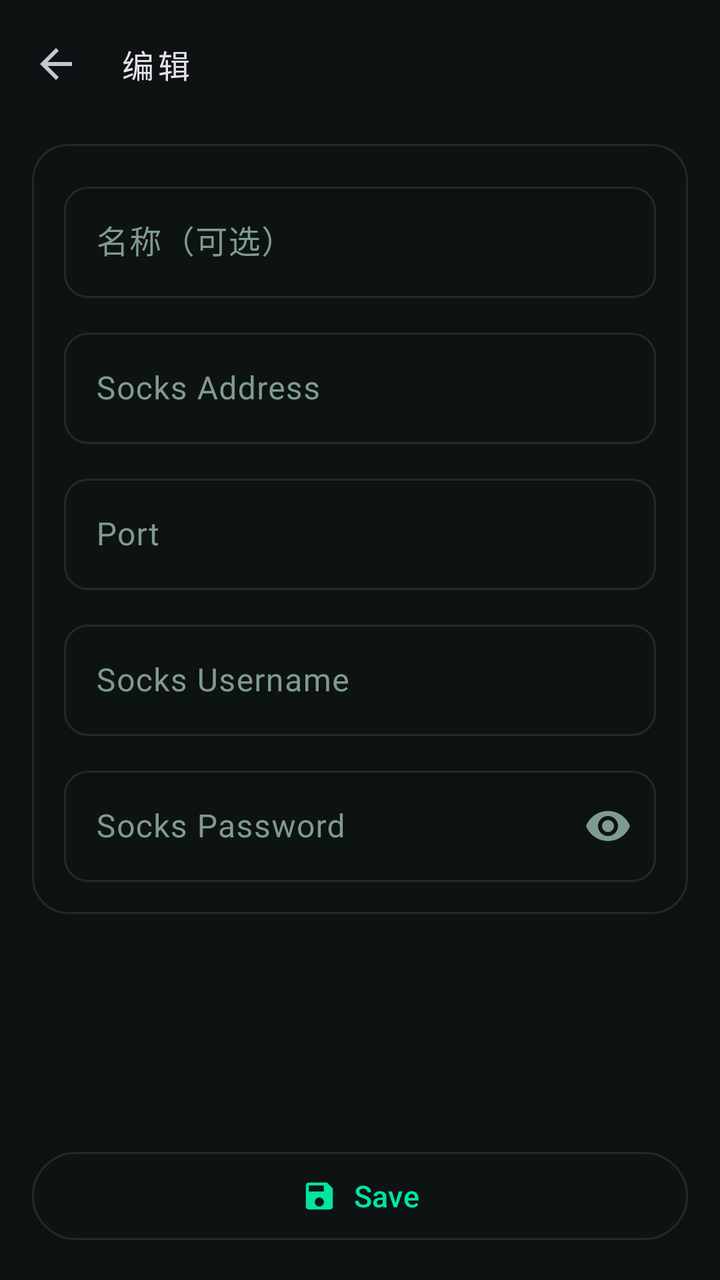
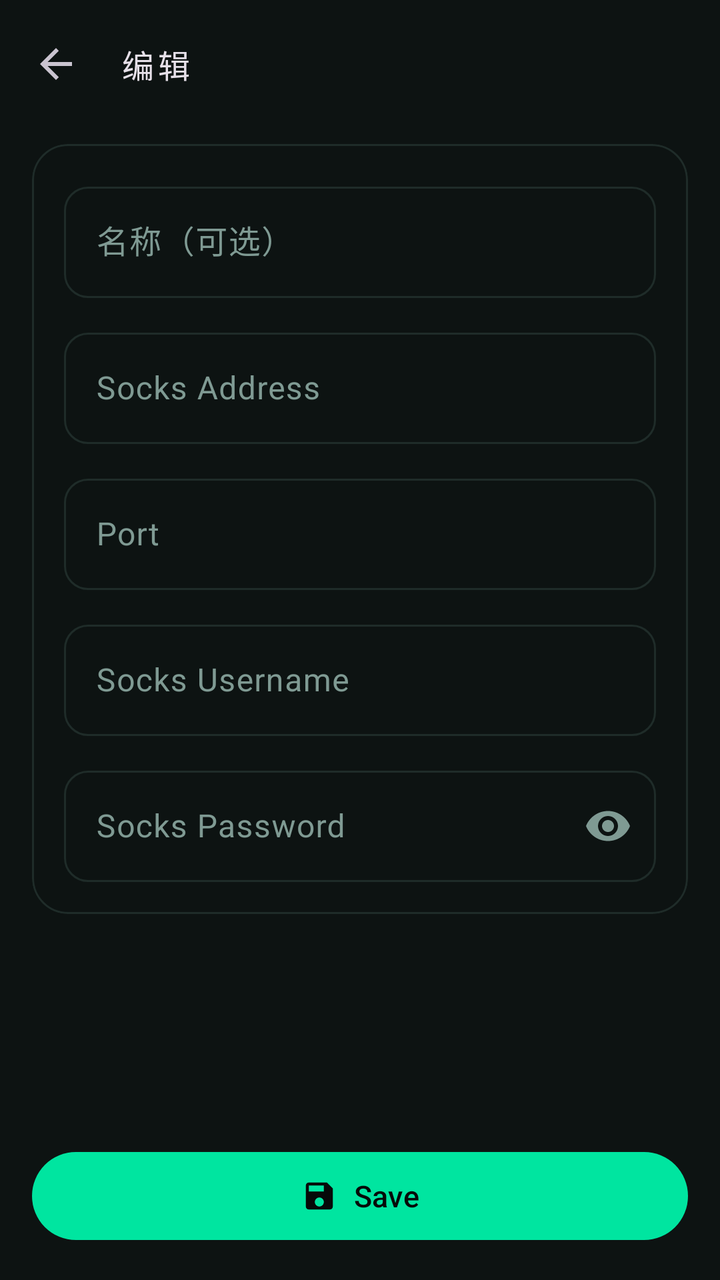

Compare the two renders of this Android layout. The source of the first and the diff that turns it into the second are given below.
<!-- AndroidManifest.xml: application theme Theme.TunVPN -->
<!-- res/layout/activity_server_edit.xml -->
<?xml version="1.0" encoding="utf-8"?>
<LinearLayout xmlns:android="http://schemas.android.com/apk/res/android"
	xmlns:app="http://schemas.android.com/apk/res-auto"
	android:orientation="vertical"
	android:layout_width="match_parent"
	android:layout_height="match_parent"
	android:background="?attr/colorSurface">
	<com.google.android.material.appbar.MaterialToolbar
		android:id="@+id/toolbar"
		android:layout_width="match_parent"
		android:layout_height="?attr/actionBarSize"
		app:navigationIcon="?attr/homeAsUpIndicator"
		app:title="@string/server_edit"
		app:titleTextAppearance="@style/TextAppearance.TunVPN.Toolbar"/>
	<ScrollView
		android:layout_width="match_parent"
		android:layout_height="0dp"
		android:layout_weight="1"
		android:clipToPadding="false"
		android:fillViewport="true">
		<LinearLayout
			android:orientation="vertical"
			android:layout_width="match_parent"
			android:layout_height="wrap_content"
			android:paddingLeft="16dp"
			android:paddingRight="16dp"
			android:paddingTop="8dp"
			android:paddingBottom="24dp">
			<com.google.android.material.card.MaterialCardView
				style="@style/Widget.TunVPN.Card"
				android:layout_width="match_parent"
				android:layout_height="wrap_content">
				<LinearLayout
					android:orientation="vertical"
					android:layout_width="match_parent"
					android:layout_height="wrap_content"
					android:padding="16dp">
					<com.google.android.material.textfield.TextInputLayout
						style="@style/Widget.TunVPN.TextInputLayout"
						android:layout_width="match_parent"
						android:layout_height="wrap_content"
						android:hint="@string/server_name">
						<com.google.android.material.textfield.TextInputEditText
							android:id="@+id/server_name"
							android:layout_width="match_parent"
							android:layout_height="wrap_content"
							android:inputType="text"
							android:maxLines="1"/>
					</com.google.android.material.textfield.TextInputLayout>
					<com.google.android.material.textfield.TextInputLayout
						style="@style/Widget.TunVPN.TextInputLayout"
						android:layout_width="match_parent"
						android:layout_height="wrap_content"
						android:layout_marginTop="12dp"
						android:hint="@string/socks_addr">
						<com.google.android.material.textfield.TextInputEditText
							android:id="@+id/server_addr"
							android:layout_width="match_parent"
							android:layout_height="wrap_content"
							android:inputType="text"
							android:maxLines="1"/>
					</com.google.android.material.textfield.TextInputLayout>
					<com.google.android.material.textfield.TextInputLayout
						style="@style/Widget.TunVPN.TextInputLayout"
						android:layout_width="match_parent"
						android:layout_height="wrap_content"
						android:layout_marginTop="12dp"
						android:hint="@string/port">
						<com.google.android.material.textfield.TextInputEditText
							android:id="@+id/server_port"
							android:layout_width="match_parent"
							android:layout_height="wrap_content"
							android:inputType="number"
							android:maxLines="1"/>
					</com.google.android.material.textfield.TextInputLayout>
					<com.google.android.material.textfield.TextInputLayout
						style="@style/Widget.TunVPN.TextInputLayout"
						android:layout_width="match_parent"
						android:layout_height="wrap_content"
						android:layout_marginTop="12dp"
						android:hint="@string/socks_user">
						<com.google.android.material.textfield.TextInputEditText
							android:id="@+id/server_user"
							android:layout_width="match_parent"
							android:layout_height="wrap_content"
							android:inputType="text"
							android:maxLines="1"/>
					</com.google.android.material.textfield.TextInputLayout>
					<com.google.android.material.textfield.TextInputLayout
						style="@style/Widget.TunVPN.TextInputLayout"
						android:layout_width="match_parent"
						android:layout_height="wrap_content"
						android:layout_marginTop="12dp"
						android:hint="@string/socks_pass"
						app:endIconMode="password_toggle">
						<com.google.android.material.textfield.TextInputEditText
							android:id="@+id/server_pass"
							android:layout_width="match_parent"
							android:layout_height="wrap_content"
							android:inputType="textPassword"
							android:maxLines="1"/>
					</com.google.android.material.textfield.TextInputLayout>
				</LinearLayout>
			</com.google.android.material.card.MaterialCardView>
			</LinearLayout>
	</ScrollView>
	<com.google.android.material.button.MaterialButton
		android:id="@+id/save"
		style="?attr/materialButtonOutlinedStyle"
		android:layout_width="match_parent"
		android:layout_height="wrap_content"
		android:layout_margin="16dp"
		android:minHeight="52dp"
		android:text="@string/save"
		android:textSize="15sp"
		app:cornerRadius="26dp"
		app:icon="@drawable/ic_save"
		app:iconGravity="textStart"
		app:iconPadding="8dp"/>
</LinearLayout>
<!-- resources referenced by this layout -->
<resources>
  <!-- drawable ic_save (drawable) -->
  <?xml version="1.0" encoding="utf-8"?>
  <vector xmlns:android="http://schemas.android.com/apk/res/android"
  	android:width="24dp"
  	android:height="24dp"
  	android:viewportWidth="24"
  	android:viewportHeight="24">
  	<path
  		android:fillColor="?attr/colorControlNormal"
  		android:pathData="M17,3H5C3.89,3 3,3.9 3,5v14c0,1.1 0.89,2 2,2h14c1.1,0 2,-0.9 2,-2V7l-4,-4zM12,19c-1.66,0 -3,-1.34 -3,-3s1.34,-3 3,-3 3,1.34 3,3 -1.34,3 -3,3zM15,9H5V5h10v4z"/>
  </vector>
  <string name="port">Port</string>
  <string name="save">Save</string>
  <string name="server_edit">编辑</string>
  <string name="server_name">名称（可选）</string>
  <string name="socks_addr">Socks Address</string>
  <string name="socks_pass">Socks Password</string>
  <string name="socks_user">Socks Username</string>
  <style name="TextAppearance.TunVPN.Toolbar" parent="TextAppearance.Material3.TitleMedium">
  		<item name="fontFamily">monospace</item>
  		<item name="android:fontFamily">monospace</item>
  		<item name="android:letterSpacing">0.12</item>
  	</style>
  <style name="Widget.TunVPN.Card" parent="Widget.Material3.CardView.Outlined">
  		<item name="cardCornerRadius">18dp</item>
  		<item name="cardBackgroundColor">?attr/colorSurface</item>
  		<item name="strokeColor">?attr/colorOutline</item>
  		<item name="strokeWidth">1dp</item>
  	</style>
  <style name="Widget.TunVPN.TextInputLayout" parent="Widget.Material3.TextInputLayout.OutlinedBox">
  		<item name="boxCornerRadiusTopStart">12dp</item>
  		<item name="boxCornerRadiusTopEnd">12dp</item>
  		<item name="boxCornerRadiusBottomStart">12dp</item>
  		<item name="boxCornerRadiusBottomEnd">12dp</item>
  	</style>
  <style name="Theme.TunVPN" parent="Theme.Material3.Dark.NoActionBar">
  		<item name="colorPrimary">#00E5A0</item>
  		<item name="colorOnPrimary">#060A09</item>
  		<item name="colorPrimaryContainer">#10261F</item>
  		<item name="colorOnPrimaryContainer">#6CFFD0</item>
  		<item name="colorSecondary">#00E5A0</item>
  		<item name="colorOnSecondary">#060A09</item>
  		<item name="colorSecondaryContainer">#0B2E26</item>
  		<item name="colorOnSecondaryContainer">#6CFFD0</item>
  		<item name="colorError">#FF5C7A</item>
  		<item name="colorOnError">#060A09</item>
  		<item name="colorErrorContainer">#3A1220</item>
  		<item name="colorOnErrorContainer">#FFC2CE</item>
  		<item name="android:colorBackground">#060A09</item>
  		<item name="colorSurface">#0D1312</item>
  		<item name="colorOnSurface">#E4FFF5</item>
  		<item name="colorSurfaceVariant">#131B1A</item>
  		<item name="colorOnSurfaceVariant">#7F9A93</item>
  		<item name="colorSurfaceContainer">#18221F</item>
  		<item name="colorOutline">#1F2C29</item>
  		<item name="android:statusBarColor">@android:color/transparent</item>
  		<item name="android:navigationBarColor">@android:color/transparent</item>
  		<item name="android:windowLightStatusBar">false</item>
  		<item name="android:windowBackground">#060A09</item>
  	</style>
</resources>

<!-- the commit's change to res/layout/activity_server_edit.xml (unified diff, before → after) -->
@@ -106,7 +106,6 @@
 	</ScrollView>
 	<com.google.android.material.button.MaterialButton
 		android:id="@+id/save"
-		style="?attr/materialButtonOutlinedStyle"
 		android:layout_width="match_parent"
 		android:layout_height="wrap_content"
 		android:layout_margin="16dp"
